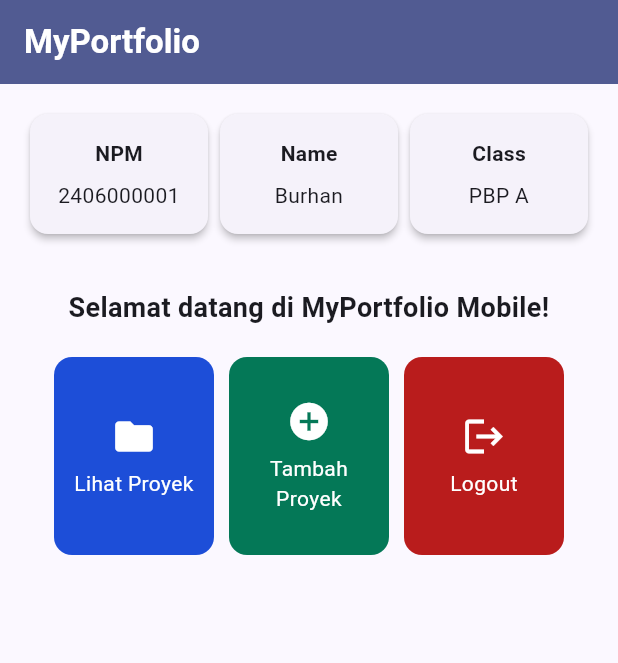
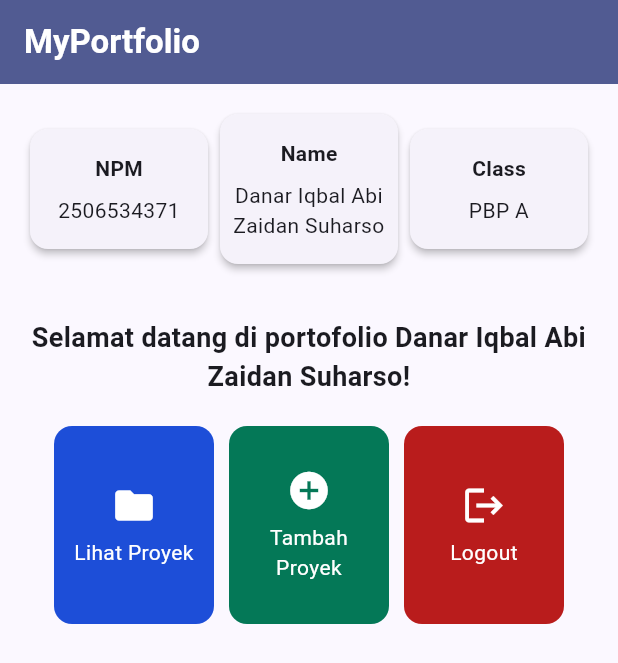
Before and after one commit to danariqbalabi/myportofolio_mobile, a Flutter app: the screen it shows after launch, on a phone screen of 412 x 824 dp. Shown: the top 663 px of the screen. Run offline on Flutter 3.47's test engine with Material 3 defaults, Android fonts, the phone set to English and light mode, and no system bars.

Commit message:
feat: ganti profil burhan jadi identitas sendiri

```diff
--- a/lib/main.dart
+++ b/lib/main.dart
@@ -12,6 +12,7 @@ class MyApp extends StatelessWidget {
   Widget build(BuildContext context) {
     return MaterialApp(
       title: 'MyPortfolio',
+      debugShowCheckedModeBanner: false,
       theme: ThemeData(
         colorScheme: ColorScheme.fromSeed(
           seedColor: Colors.indigo,
--- a/lib/menu.dart
+++ b/lib/menu.dart
@@ -3,8 +3,8 @@ import 'package:flutter/material.dart';
 class MyHomePage extends StatelessWidget {
   const MyHomePage({super.key});
 
-  final String npm = '2406000001';
-  final String nama = 'Burhan';
+  final String npm = '2506534371';
+  final String nama = 'Danar Iqbal Abi Zaidan Suharso';
   final String kelas = 'PBP A';
 
   final List<ItemHomepage> items = const [
@@ -43,10 +43,13 @@ class MyHomePage extends StatelessWidget {
                 ],
               ),
               const SizedBox(height: 32),
-              const Text(
-                'Selamat datang di MyPortfolio Mobile!',
+              Text(
+                'Selamat datang di portofolio $nama!',
                 textAlign: TextAlign.center,
-                style: TextStyle(fontWeight: FontWeight.bold, fontSize: 18),
+                style: const TextStyle(
+                  fontWeight: FontWeight.bold,
+                  fontSize: 18,
+                ),
               ),
               GridView.count(
                 primary: false,
```
Also changed, not shown: 1 other file.
